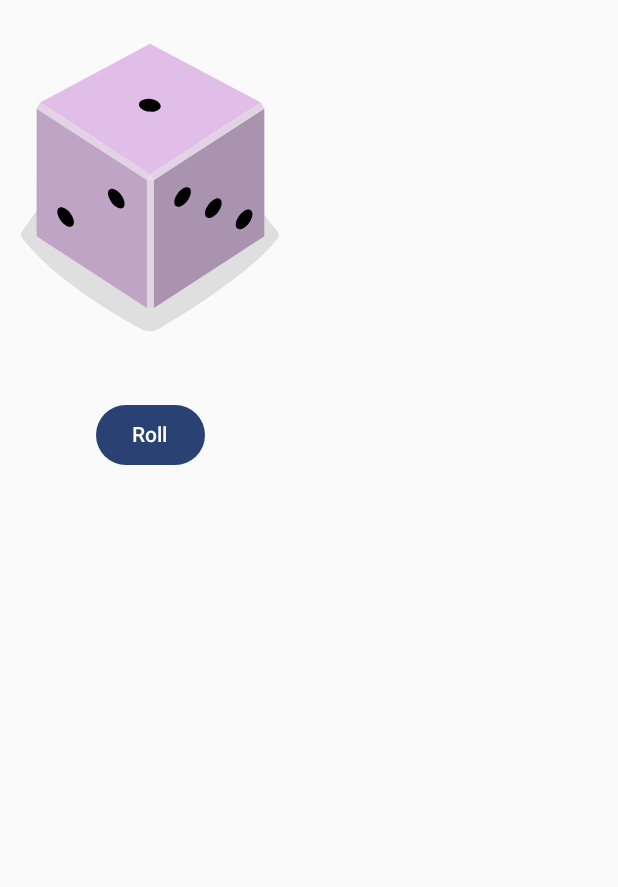
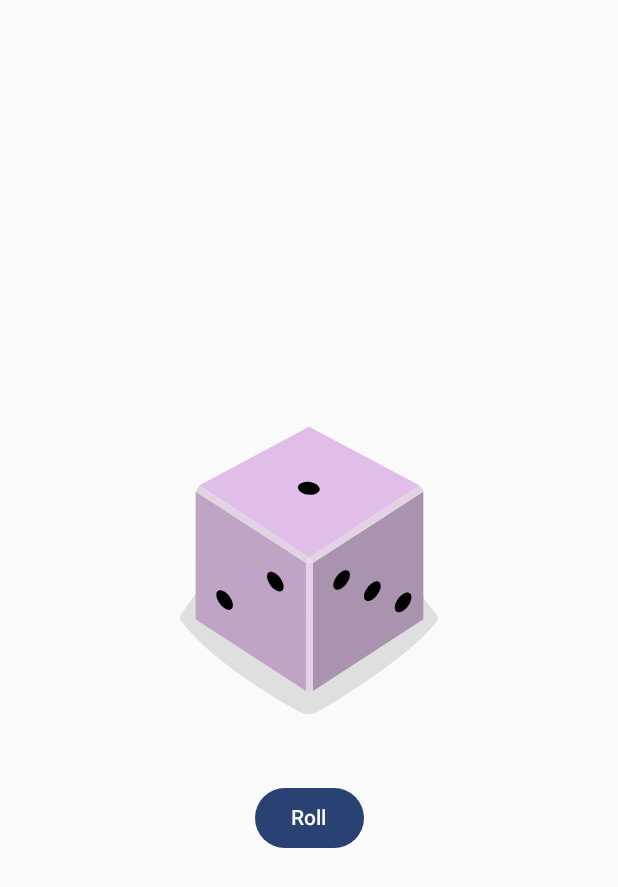
Before and after one commit to sajaa45/GAN-Based-Signature-Forgery-Detection, an Android app built with Jetpack Compose: the screen it shows after launch (MainActivity), on a phone screen of 412 x 824 dp. Shown: the top 887 px of the screen. Run offline under Robolectric (Android 15) with nearby library versions, the phone set to English and light mode, and no system bars.

Commit message:
final commit

```diff
--- a/AndroidStudioProjects/DiceRoller/app/src/main/java/com/example/diceroller/MainActivity.kt
+++ b/AndroidStudioProjects/DiceRoller/app/src/main/java/com/example/diceroller/MainActivity.kt
@@ -6,7 +6,9 @@ import androidx.activity.compose.setContent
 import androidx.compose.foundation.Image
 import androidx.compose.foundation.layout.Column
 import androidx.compose.foundation.layout.Spacer
+import androidx.compose.foundation.layout.fillMaxSize
 import androidx.compose.foundation.layout.height
+import androidx.compose.foundation.layout.wrapContentSize
 import androidx.compose.material3.Button
 import androidx.compose.material3.Text
 import androidx.compose.runtime.Composable
@@ -56,5 +58,7 @@ fun DiceWithButtonAndImage(modifier: Modifier = Modifier) {
 @Preview
 @Composable
 fun DiceRollerApp() {
-    DiceWithButtonAndImage()
+    DiceWithButtonAndImage(modifier = Modifier
+        .fillMaxSize()
+        .wrapContentSize(Alignment.Center))
 }
```
